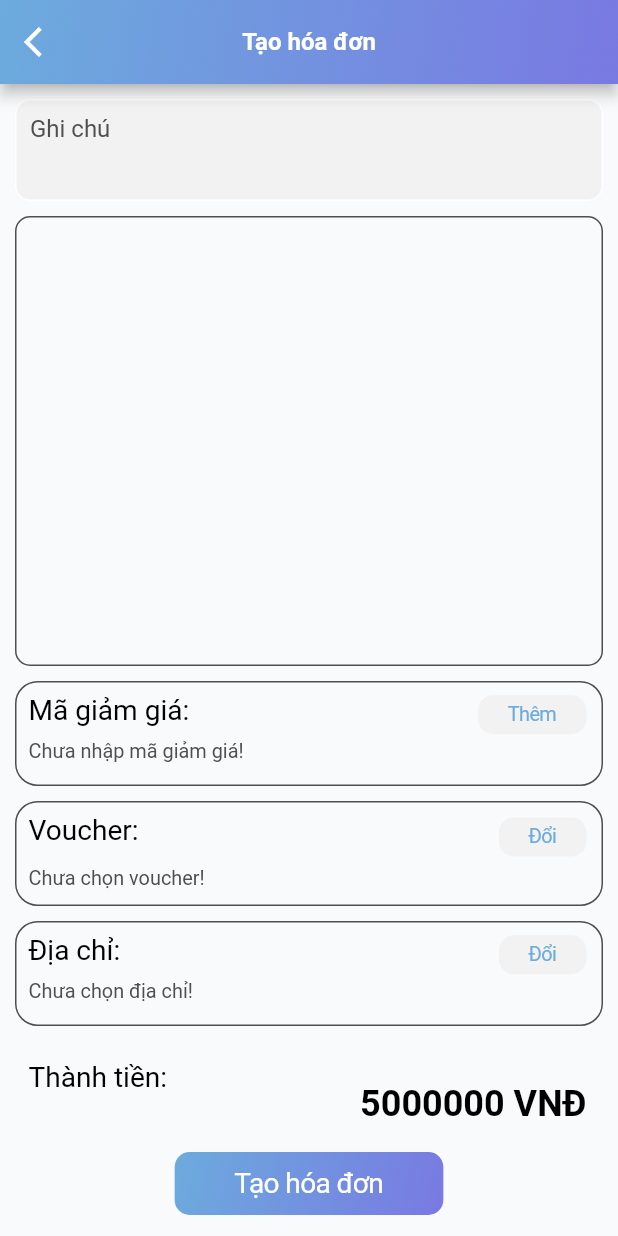
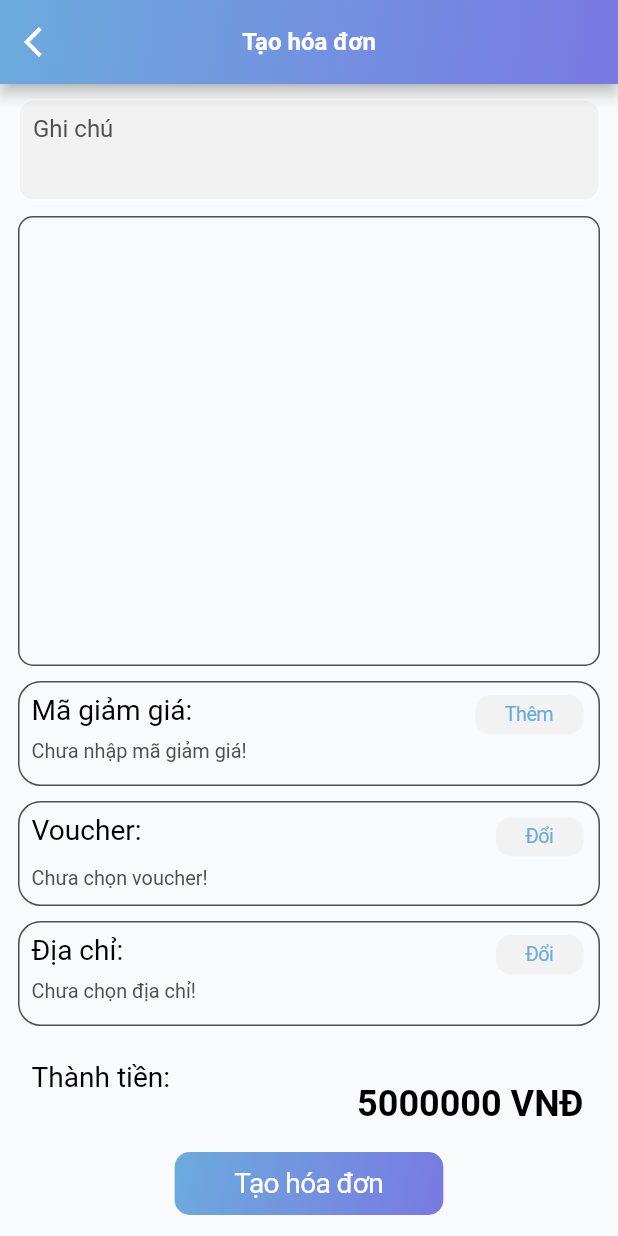
Before and after one commit to restaurant-management/resman-mobile-customer, a Flutter app: the CustomerCreateBillScreen screen opened directly, on a phone screen of 412 x 824 dp. Run offline on Flutter 3.47's test engine with Material 2 defaults, Android fonts, the phone set to English and light mode, and no system bars; our stand-ins replace bloc, cached_network_image, equatable, firebase_storage, flutter_bloc, flutter_svg and 8 more; missing offline and left inert: dashed_container, flutter_images_slider; accounts and stored records are empty; network calls fail.

Commit message:
Edit create bill screen
Signed-off-by: hienlh <hienlh1298@gmail.com>

```diff
--- a/lib/src/screens/customerCreateBillScreen/customerCreateBillScreen.dart
+++ b/lib/src/screens/customerCreateBillScreen/customerCreateBillScreen.dart
@@ -66,11 +66,12 @@ class _CustomerCreateBillScreen extends State<CustomerCreateBillScreen> {
           }
         },
         child: Padding(
-          padding: EdgeInsets.symmetric(horizontal: 10, vertical: 10),
+          padding: EdgeInsets.symmetric(horizontal: 12),
           child: SingleChildScrollView(
             physics: BouncingScrollPhysics(),
             child: Column(
               children: <Widget>[
+                SizedBox(height: 10),
                 TextField(
                   style: TextStyles.h5
                       .merge(TextStyle(color: colorScheme.onBackground)),
@@ -102,12 +103,7 @@ class _CustomerCreateBillScreen extends State<CustomerCreateBillScreen> {
                     borderRadius: BorderRadius.all(Radius.circular(10)),
                   ),
                   height: 300,
-                  child: Padding(
-                    padding: const EdgeInsets.symmetric(
-                      horizontal: 10,
-                    ),
-                    child: _buildListDishItem(),
-                  ),
+                  child: _buildListDishItem(),
                 ),
                 SizedBox(height: 10),
                 Container(
@@ -385,6 +381,7 @@ class _CustomerCreateBillScreen extends State<CustomerCreateBillScreen> {
                     onPressed: () {},
                   ),
                 ),
+                SizedBox(height: 10)
               ],
             ),
           ),
@@ -550,6 +547,7 @@ class _CustomerCreateBillScreen extends State<CustomerCreateBillScreen> {
                 },
                 child: CartItem(
                   cartDish: dishItems[index],
+                  borderRadius: 10,
                 ),
               ),
             ],
@@ -561,6 +559,7 @@ class _CustomerCreateBillScreen extends State<CustomerCreateBillScreen> {
           },
           child: CartItem(
             cartDish: dishItems[index],
+            borderRadius: 10,
           ),
         );
       },
```
Also changed, not shown: lib/src/screens/cartScreen/widgets/cartItem.dart (+12 -4 lines).
